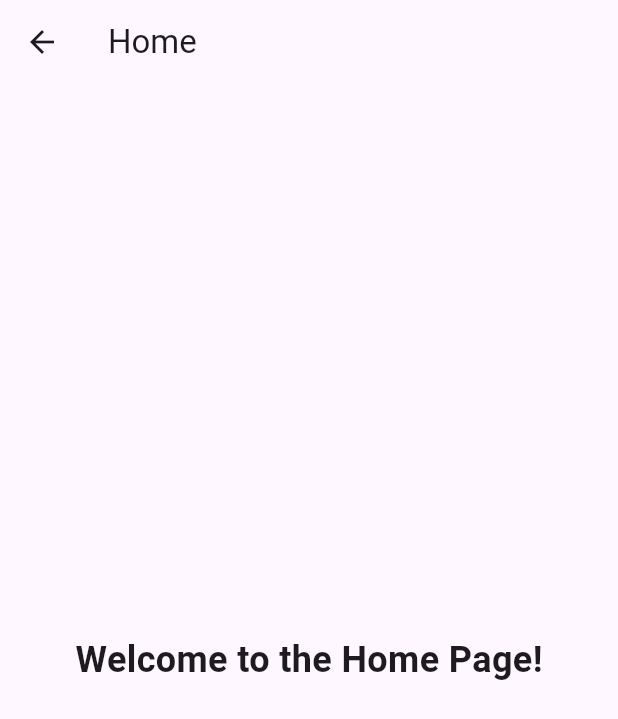
After one commit to Daniel15maria/juice_point, a Flutter app: the HomeNavPage screen opened directly, on a phone screen of 412 x 824 dp. The commit adds this screen. Shown: the top 719 px of the screen. Run offline on Flutter 3.47's test engine with Material 3 defaults, Android fonts, the phone set to English and light mode, and no system bars; drawn by our look-alikes of overlay_support; our stand-ins replace google_fonts.

Commit message:
check navigation

```diff
--- /dev/null
+++ b/lib/HomeNavPage.dart
@@ -0,0 +1,23 @@
+import 'package:flutter/material.dart';
+
+class HomeNavPage extends StatelessWidget {
+  const HomeNavPage({Key? key}) : super(key: key);
+
+  @override
+  Widget build(BuildContext context) {
+    return Scaffold(
+      appBar: AppBar(
+        title: Text('Home'), // Set the title of the app bar
+      ),
+      body: Center(
+        child: Text(
+          'Welcome to the Home Page!', // Text to display
+          style: TextStyle(
+            fontSize: 24, // Adjust font size as needed
+            fontWeight: FontWeight.bold, // Adjust font weight as needed
+          ),
+        ),
+      ),
+    );
+  }
+}
```
Also changed, not shown: lib/Loginpage.dart (+11 -16 lines).
